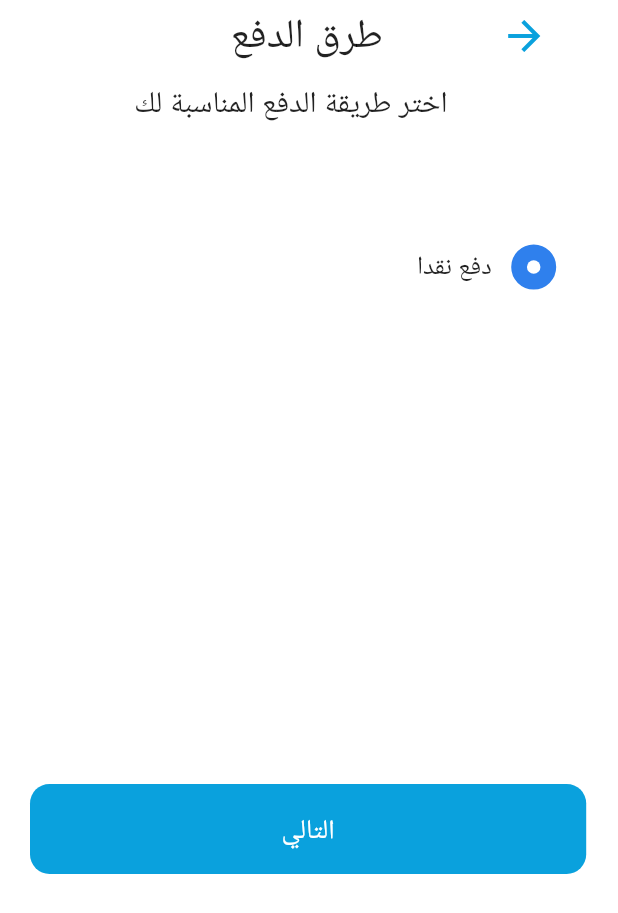
After one commit to MostafaMorsy01/mim_app, a Flutter app: the OrderPaymentMobileView screen opened directly, on a phone screen of 412 x 824 dp. The commit adds this screen. Shown: the top 913 px of the screen. Run offline on Flutter 3.47's test engine with Material 2 defaults, Android fonts, the phone set to English and light mode, and no system bars; our stand-ins replace cached_network_image, connectivity_plus, device_preview, dio, dotted_border, dropdown_button2 and 14 more; missing offline and left inert: multi_image_picker_view, multiple_images_picker; accounts and stored records are empty; Roboto replaces fonts that are missing (CairoBold).

Commit message:
- file is ready for work

```diff
--- a/assets/languages/ar.json
+++ b/assets/languages/ar.json
@@ -149,7 +149,10 @@
     "area_address_error": "ادخل اسم المنطقة",
     "city": "اختر المدينة",
     "special_mark": "علامة مميزة",
-    "special_mark_error": "ادخل علامة مميزة"
+    "special_mark_error": "ادخل علامة مميزة",
+    "payment_title" : "اختر طريقة الدفع المناسبة لك",
+    "cash_payment" : "دفع نقدا",
+    "complete_payment": "التالي"
 
 
 
--- a/lib/CommonWidget/title_appbar.dart
+++ b/lib/CommonWidget/title_appbar.dart
@@ -134,3 +134,77 @@ class TitleAppBar1 extends StatelessWidget {
     );
   }
 }
+
+
+class TitleAppBarWithNavigation extends StatelessWidget {
+  const TitleAppBarWithNavigation(
+      {Key? key,
+        required this.title,
+        this.buttonTitle,
+        this.onNav,
+        this.buttonTitleColor,
+        this.onPrssed})
+      : super(key: key);
+  final String title;
+  final String? buttonTitle;
+  final Color? buttonTitleColor;
+  final Function? onPrssed;
+  final Function? onNav;
+
+  @override
+  Widget build(BuildContext context) {
+    return Container(
+      margin: const EdgeInsets.symmetric(horizontal: 20),
+      color: AppColors.white,
+      child: SafeArea(
+        child: Row(
+          children: [
+            SizedBox(
+              width: 85,
+              child: IconButton(
+                icon: const Icon(
+                  Icons.arrow_back,
+                  color: AppColors.primary,
+                  size: 32,
+                ),
+                onPressed: () {
+                  onNav!();
+                },
+              ),
+            ),
+            const Spacer(),
+            SelectableText(
+              title,
+              style: const TextStyle(
+                  fontFamily: AppFonts.cairoFontRegular, fontSize: 27),
+            ),
+            const Spacer(),
+            SizedBox(
+              width: 85,
+              child: buttonTitle != null
+                  ? TextButton(
+                onPressed: () {
+                  onPrssed!();
+                },
+                child: FittedBox(
+                  fit: BoxFit.scaleDown,
+                  child: Text(
+                    buttonTitle!,
+                    style: TextStyle(
+                        fontFamily: AppFonts.cairoFontBold,
+                        fontSize: 17,
+                        // ignore: prefer_if_null_operators
+                        color: buttonTitleColor != null
+                            ? buttonTitleColor
+                            : AppColors.primary),
+                  ),
+                ),
+              )
+                  : null,
+            ),
+          ],
+        ),
+      ),
+    );
+  }
+}
--- a/lib/Constants/app_endpoints.dart
+++ b/lib/Constants/app_endpoints.dart
@@ -31,6 +31,12 @@ class EndPoints {
   static const String add_address = '/address';
   static const String delete_address = '/address/destroy';
 
+  // order end points
+  static const String place_order = '/order/place';
+  static const String order_summary = '/order';
+
+
+
 
   // cart end points
   static const String add_cart = '/cart/add/product';
--- a/lib/Modules/Cart/Views/Mobile/my_cart_mobile_view.dart
+++ b/lib/Modules/Cart/Views/Mobile/my_cart_mobile_view.dart
@@ -11,10 +11,12 @@ import 'package:meem_app/Localization/app_localization.dart';
 import 'package:meem_app/Modules/Cart/ViewModel/cart_view_model.dart';
 import 'package:meem_app/Modules/Cart/ViewModel/delete_cart_item_view_model.dart';
 import 'package:meem_app/Modules/Cart/ViewModel/update_cart_view_model.dart';
+import 'package:meem_app/Modules/Order/Views/Mobile/order_payment_method_mobile_view.dart';
 import 'package:provider/provider.dart';
 import 'package:visibility_detector/visibility_detector.dart';
 
 import '../../../../Constants/app_enums.dart';
+import '../../../Order/Views/order_payment_method_view.dart';
 
 class MyCartMobileView extends StatefulWidget {
   const MyCartMobileView({Key? key}) : super(key: key);
@@ -260,7 +262,9 @@ class _MyCartMobileViewState extends State<MyCartMobileView> {
                   MainButton(
                     text: getTranslated(context, "complete_purchase"),
                     width: deviceSize.width * 0.9,
-                    onPressed: () {},
+                    onPressed: () {
+                      Navigator.of(context, rootNavigator: true).pushReplacement(MaterialPageRoute(builder: (context) => new OrderPaymentView()));
+                    },
                   ),
                   const SizedBox(
                     height: 30,
--- /dev/null
+++ b/lib/Modules/Order/Views/Mobile/order_payment_method_mobile_view.dart
@@ -0,0 +1,81 @@
+import 'package:flutter/material.dart';
+
+import '../../../../CommonWidget/main_button.dart';
+import '../../../../CommonWidget/title_appbar.dart';
+import '../../../../Constants/app_fonts.dart';
+import '../../../../Localization/app_localization.dart';
+import '../../../Authentication/Widgets/selectable_circle_widget.dart';
+import '../../../BottomNavbar/Views/bottom_navbar_view.dart';
+
+class OrderPaymentMobileView extends StatefulWidget {
+  const OrderPaymentMobileView({Key? key}) : super(key: key);
+
+  @override
+  State<OrderPaymentMobileView> createState() => _OrderPaymentMobileViewState();
+}
+
+class _OrderPaymentMobileViewState extends State<OrderPaymentMobileView> {
+  bool isSelected = true;
+
+  @override
+  Widget build(BuildContext context) {
+    final deviceSize = MediaQuery.of(context).size;
+    return Scaffold(
+      appBar: AppBar(
+        backgroundColor: Colors.transparent,
+        flexibleSpace: TitleAppBarWithNavigation(
+          title: getTranslated(context, "payment_methods"),
+          onNav: (){
+            Navigator.of(context, rootNavigator: true).pushReplacement(MaterialPageRoute(builder: (context) =>  BottomNavbarView()));
+
+          },
+        ),
+        elevation: 0,
+      ),
+      body: Column(
+        children: [
+          SelectableText(
+            getTranslated(context, "payment_title"),
+            style: const TextStyle(
+                fontFamily: AppFonts.cairoFontRegular, fontSize: 20),
+          ),
+
+          Container(
+            child: Column(
+              crossAxisAlignment: CrossAxisAlignment.start,
+              children: [
+
+                Padding(
+                  padding: const EdgeInsets.only(top:80.0,right: 20.0),
+                  child: SelectableCircleWidget(
+                    deviceSize: deviceSize,
+                    isSelected: isSelected,
+                    title: getTranslated(context, "cash_payment"),
+                    onPressed: () {
+                      setState(() {
+                        isSelected = true;
+                      });
+                    },
+                  ),
+                ),
+                SizedBox(
+                  height: deviceSize.height * 0.4,
+                ),
+                MainButton(
+                  text: getTranslated(context, "complete_payment"),
+                  width: deviceSize.width * 0.9,
+                  onPressed: () {
+                    // Navigator.of(context, rootNavigator: true).pushReplacement(MaterialPageRoute(builder: (context) => new OrderPaymentView()));
+                  },
+                ),
+                const SizedBox(
+                  height: 30,
+                ),
+              ],
+            ),
+          )
+        ],
+      ),
+    );
+  }
+}
```
Also changed, not shown: lib/Modules/Order/Model/order_item_model.dart (added, +68 -0 lines), lib/Modules/Order/Model/order_summry_core_model.dart (added, +30 -0 lines), lib/Modules/Order/Service/order_web_service.dart (added, +107 -0 lines), lib/Modules/Order/ViewModel/order_view_model.dart (added, +122 -0 lines), lib/Modules/Order/Views/Mobile/order_address_mobile_view.dart (added, +15 -0 lines), lib/Modules/Order/Views/Mobile/order_details_mobile_view.dart (added, +16 -0 lines), lib/Modules/Order/Views/Mobile/order_sucess_mobile_view.dart (added, +15 -0 lines), lib/Modules/Order/Views/order_address_view.dart (added, +17 -0 lines), lib/Modules/Order/Views/order_details_view.dart (added, +18 -0 lines), lib/Modules/Order/Views/order_payment_method_view.dart (added, +16 -0 lines), lib/Modules/Order/Views/order_succuss_view.dart (added, +17 -0 lines).
